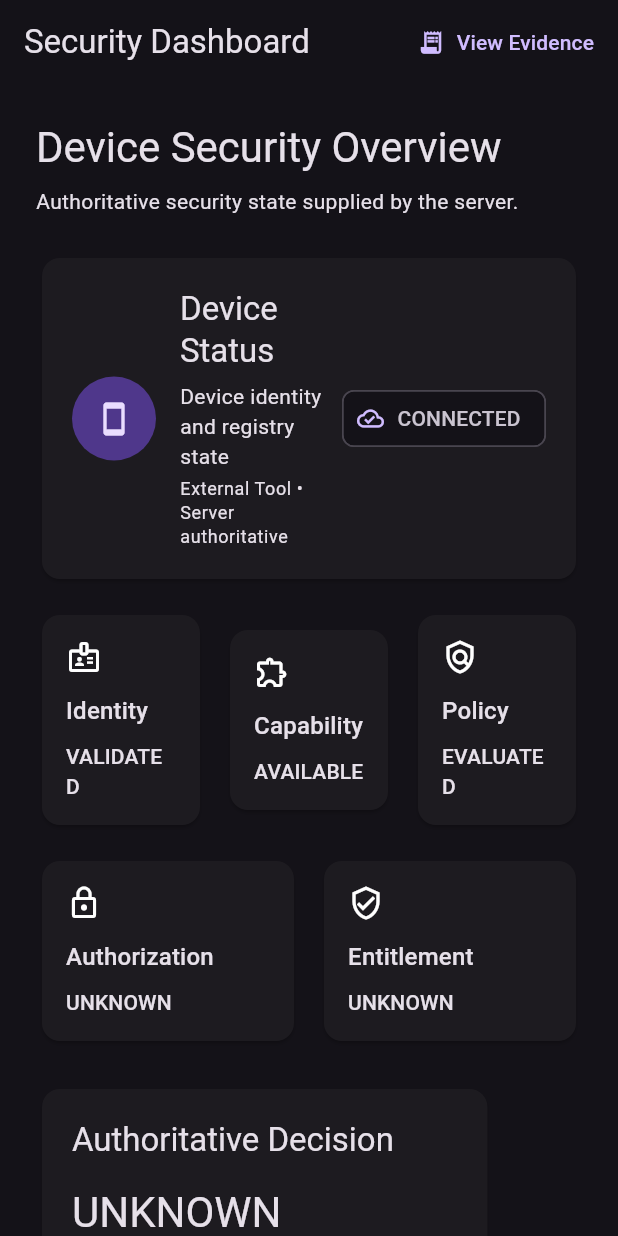
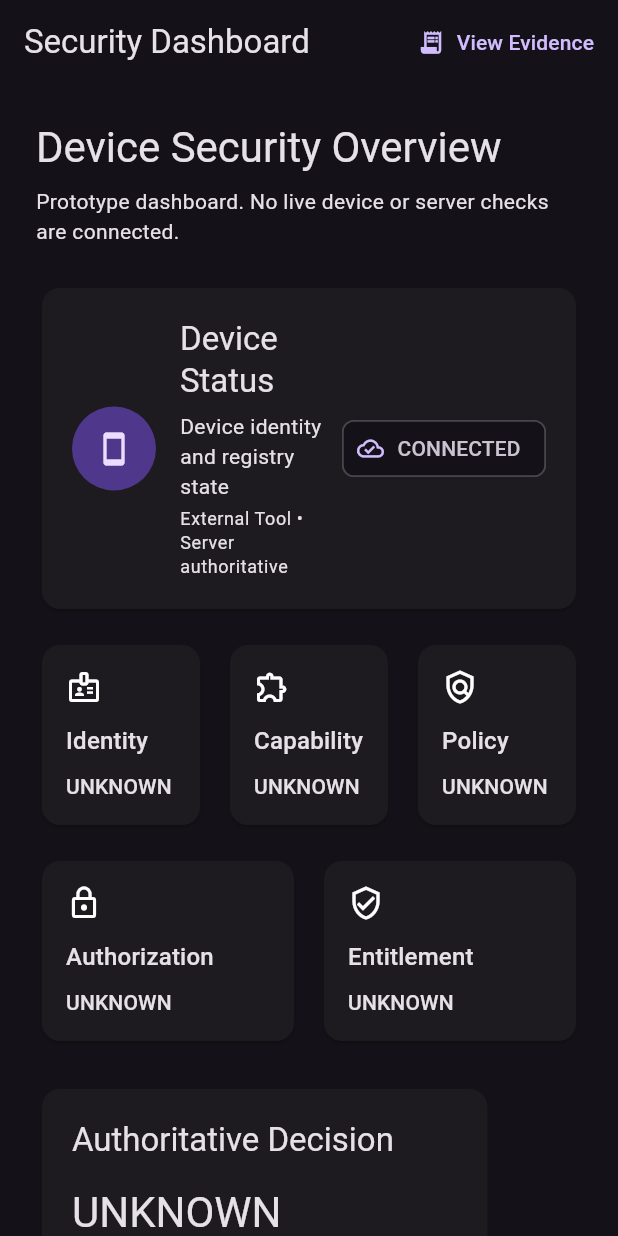
Before and after one commit to phakphum12345/Bypass-iOS-, a Flutter app: the screen it shows after launch, on a phone screen of 412 x 824 dp. Run offline on Flutter 3.47's test engine with Material 3 defaults, Android fonts, the phone set to English and light mode, and no system bars.

Commit message:
fix(ui): mark unverified security states as unknown

```diff
--- a/flutter_app/lib/features/dashboard/dashboard_page.dart
+++ b/flutter_app/lib/features/dashboard/dashboard_page.dart
@@ -26,7 +26,7 @@ class _DashboardPageState extends State<DashboardPage> {
       'decision': 'DENY',
       'authorization': 'DENY',
       'entitlement': 'UNKNOWN',
-      'reason': 'Awaiting authoritative server decision.',
+      'reason': 'DEMO ONLY: no live server request was made.',
     });
 
     setState(() {
@@ -82,7 +82,7 @@ class _DashboardPageState extends State<DashboardPage> {
             ),
             const SizedBox(height: 8),
             Text(
-              'Authoritative security state supplied by the server.',
+              'Prototype dashboard. No live device or server checks are connected.',
               style: Theme.of(context).textTheme.bodyMedium,
             ),
             const SizedBox(height: 24),
@@ -96,7 +96,7 @@ class _DashboardPageState extends State<DashboardPage> {
                 Expanded(
                   child: SecurityGateCard(
                     title: 'Identity',
-                    status: 'VALIDATED',
+                    status: 'UNKNOWN',
                     icon: Icons.badge_outlined,
                   ),
                 ),
@@ -104,7 +104,7 @@ class _DashboardPageState extends State<DashboardPage> {
                 Expanded(
                   child: SecurityGateCard(
                     title: 'Capability',
-                    status: 'AVAILABLE',
+                    status: 'UNKNOWN',
                     icon: Icons.extension_outlined,
                   ),
                 ),
@@ -112,7 +112,7 @@ class _DashboardPageState extends State<DashboardPage> {
                 Expanded(
                   child: SecurityGateCard(
                     title: 'Policy',
-                    status: 'EVALUATED',
+                    status: 'UNKNOWN',
                     icon: Icons.policy_outlined,
                   ),
                 ),
@@ -154,7 +154,7 @@ class _DashboardPageState extends State<DashboardPage> {
                 FilledButton.icon(
                   onPressed: _evaluateDecision,
                   icon: const Icon(Icons.fact_check_outlined),
-                  label: const Text('Evaluate Decision'),
+                  label: const Text('Load Demo Decision'),
                 ),
                 const SizedBox(width: 12),
                 OutlinedButton.icon(
```
